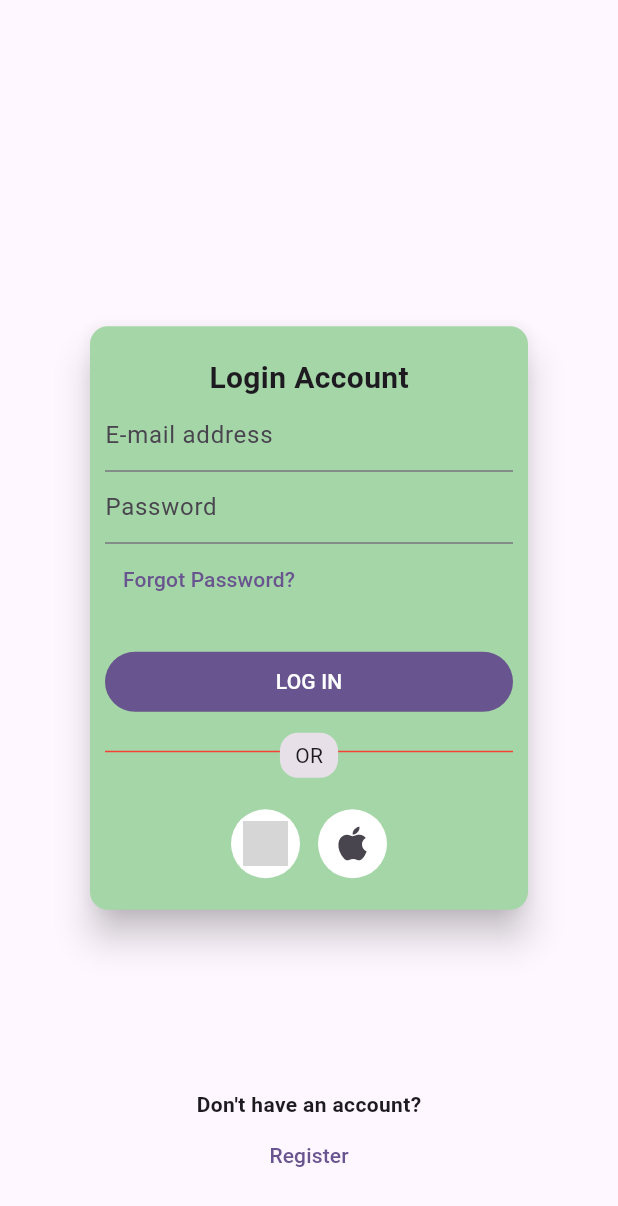
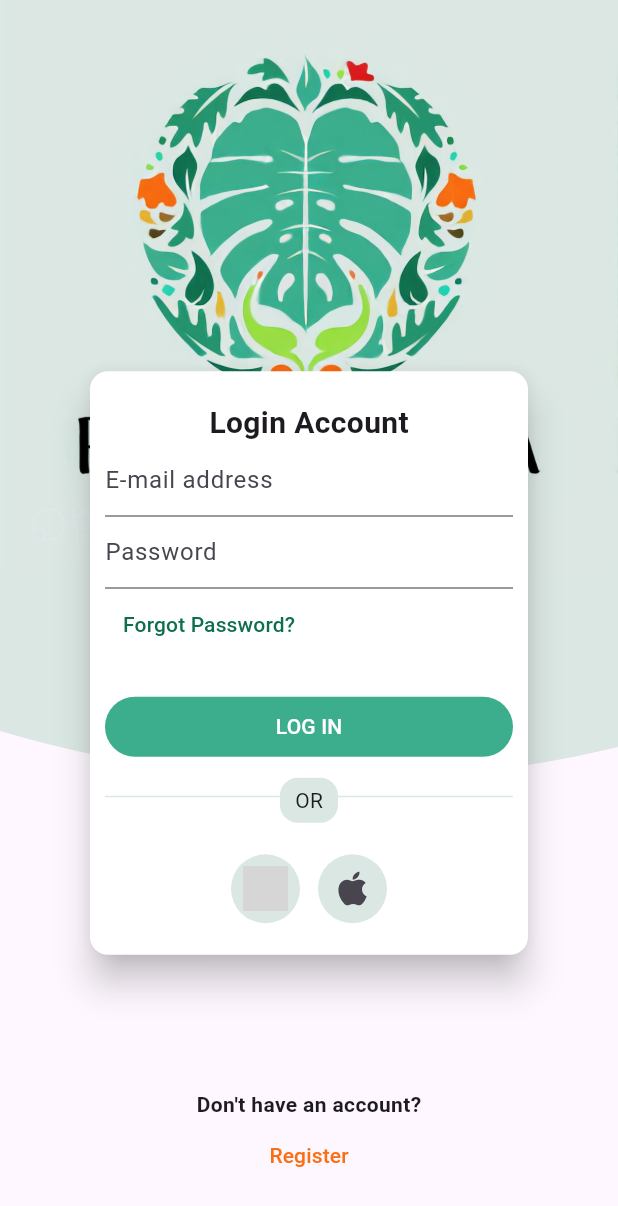
Before and after one commit to ShubhamVG/recyclopia, a Flutter app: the screen it shows after launch, on a phone screen of 412 x 824 dp. Shown: the top 1206 px of the screen. Run offline on Flutter 3.47's test engine with Material 3 defaults, Android fonts, the phone set to English and light mode, and no system bars; our stand-ins replace shared_preferences; network calls fail; grey boxes are pictures that could not be loaded.

Commit message:
Add color

```diff
--- a/lib/screens/login_screen.dart
+++ b/lib/screens/login_screen.dart
@@ -1,6 +1,7 @@
 import 'package:flutter/material.dart';
 import 'package:shared_preferences/shared_preferences.dart';
 
+import '../utils.dart';
 import 'home_screen.dart';
 
 class LoginScreen extends StatefulWidget {
@@ -37,16 +38,32 @@ class _LoginScreenState extends State<LoginScreen> {
   @override
   Widget build(BuildContext context) {
     const seperationHeight = 20.0;
+    final size = MediaQuery.sizeOf(context);
 
     return Scaffold(
       body: SafeArea(
         child: Stack(
           children: [
+            Transform.translate(
+              offset: Offset(size.width / 2, -300.0),
+              child: Transform.scale(
+                scale: 40.0,
+                child: CircleAvatar(
+                  backgroundColor: extraLight,
+                ),
+              ),
+            ),
+            Transform.translate(
+              offset: Offset(0.0, -30.0),
+              child: Image.asset('assets/logo.jpg'),
+            ),
             Center(
+              child: Padding(
+                padding: const EdgeInsets.only(top: 60.0),
                 child: ConstrainedBox(
                   constraints: BoxConstraints(maxWidth: 300.0),
                   child: Card(
-                  color: Colors.green.shade200,
+                    color: Colors.white,
                     elevation: 10.0,
                     child: Padding(
                       padding: const EdgeInsets.symmetric(
@@ -65,19 +82,26 @@ class _LoginScreenState extends State<LoginScreen> {
                           ),
                           TextField(
                             controller: _emailTextController,
-                          decoration:
-                              const InputDecoration(hintText: 'E-mail address'),
+                            decoration: const InputDecoration(
+                                hintText: 'E-mail address'),
                           ),
                           TextField(
                             controller: _passwordTextController,
-                          decoration:
-                              const InputDecoration(hintText: 'Password'),
+                            obscureText: true,
+                            decoration: const InputDecoration(
+                              hintText: 'Password',
+                            ),
                           ),
                           Align(
                             alignment: Alignment.centerLeft,
                             child: TextButton(
                               onPressed: () {},
-                            child: const Text('Forgot Password?'),
+                              child: const Text(
+                                'Forgot Password?',
+                                style: TextStyle(
+                                  color: darkGreen,
+                                ),
+                              ),
                             ),
                           ),
                           const SizedBox(height: seperationHeight),
@@ -87,20 +111,29 @@ class _LoginScreenState extends State<LoginScreen> {
                               onPressed: () {
                                 widget.setLoggedIn();
                                 Navigator.pop(context);
-                              Navigator.push(context,
+                                Navigator.push(
+                                  context,
                                   MaterialPageRoute(builder: (_) {
                                     return HomeScreen();
-                              }));
+                                  }),
+                                );
                               },
+                              style: FilledButton.styleFrom(
+                                backgroundColor: lightGreen,
+                              ),
                               child: Text('LOG IN'),
                             ),
                           ),
                           const SizedBox(height: 10.0),
                           Stack(
                             children: [
-                            Divider(color: Colors.red, height: 25.0),
+                              Divider(
+                                color: extraLight,
+                                height: 25.0,
+                              ),
                               Center(
                                 child: Card.filled(
+                                  color: extraLight,
                                   margin: const EdgeInsets.only(top: 0),
                                   child: Padding(
                                     padding: const EdgeInsets.symmetric(
@@ -119,10 +152,8 @@ class _LoginScreenState extends State<LoginScreen> {
                               mainAxisSize: MainAxisSize.min,
                               children: [
                                 IconButton(
-                                style: ButtonStyle(
-                                  backgroundColor:
-                                      WidgetStateProperty.resolveWith(
-                                          (_) => Colors.white),
+                                  style: IconButton.styleFrom(
+                                    backgroundColor: extraLight,
                                   ),
                                   onPressed: () {},
                                   icon: Image.network(
@@ -132,10 +163,8 @@ class _LoginScreenState extends State<LoginScreen> {
                                 ),
                                 const SizedBox(width: 10.0),
                                 IconButton(
-                                style: ButtonStyle(
-                                  backgroundColor:
-                                      WidgetStateProperty.resolveWith(
-                                          (_) => Colors.white),
+                                  style: IconButton.styleFrom(
+                                    backgroundColor: extraLight,
                                   ),
                                   onPressed: () {},
                                   icon: Icon(
@@ -147,6 +176,7 @@ class _LoginScreenState extends State<LoginScreen> {
                             ),
                           ),
                         ],
+                      ),
                     ),
                   ),
                 ),
@@ -166,7 +196,12 @@ class _LoginScreenState extends State<LoginScreen> {
                   ),
                   TextButton(
                     onPressed: () {},
-                    child: Text('Register'),
+                    child: Text(
+                      'Register',
+                      style: TextStyle(
+                        color: Color.fromRGBO(251, 111, 20, 1.0),
+                      ),
+                    ),
                   ),
                   const SizedBox(height: 30.0),
                 ],
--- a/lib/screens/recycle_center_screen.dart
+++ b/lib/screens/recycle_center_screen.dart
@@ -1,5 +1,6 @@
 import 'package:flutter/material.dart';
 
+import '../utils.dart';
 import '../widgets/my_bottom_navbar.dart';
 import 'scan_screen.dart';
 
@@ -34,6 +35,7 @@ class RecycleCenterScreen extends StatelessWidget {
                   width: double.infinity,
                   child: FilledButton(
                     onPressed: () {},
+                    style: FilledButton.styleFrom(backgroundColor: lightGreen),
                     child: const Text('Search Nearby Centers'),
                   ),
                 ),
@@ -132,6 +134,7 @@ class RecycleCenterScreen extends StatelessWidget {
                         MaterialPageRoute(builder: (_) => ScanScreen()),
                       );
                     },
+                    style: FilledButton.styleFrom(backgroundColor: lightGreen),
                     child: const Text('Scan QR Code of Dispose Machine'),
                   ),
                 ),
--- a/lib/screens/scan_screen.dart
+++ b/lib/screens/scan_screen.dart
@@ -1,4 +1,6 @@
 import 'package:flutter/material.dart';
+
+import '../utils.dart';
 
 // import '../widgets/my_bottom_navbar.dart';
 
@@ -86,7 +88,6 @@ class _ScanScreenState extends State<ScanScreen> {
                     ),
                   ],
                 ),
-                Divider(),
                 const SizedBox(height: separationHeight),
 
                 // Manual Entry Option
@@ -130,6 +131,7 @@ class _ScanScreenState extends State<ScanScreen> {
                       shape: RoundedRectangleBorder(
                         borderRadius: BorderRadius.circular(10.0),
                       ),
+                      backgroundColor: lightGreen,
                     ),
                     onPressed: () {},
                     child: Padding(
--- /dev/null
+++ b/lib/utils.dart
@@ -0,0 +1,6 @@
+import 'package:flutter/material.dart' show Color;
+
+const extraLight = Color.fromRGBO(219, 231, 227, 1.0);
+const lightGreen = Color.fromRGBO(60, 174, 142, 1.0);
+const darkGreen = Color.fromRGBO(14, 111, 76, 1.0);
+const orange = Color.fromRGBO(251, 111, 20, 1.0);
--- a/lib/widgets/my_bottom_navbar.dart
+++ b/lib/widgets/my_bottom_navbar.dart
@@ -4,6 +4,7 @@ import '../screens/home_screen.dart';
 import '../screens/profile_screen.dart';
 import '../screens/recycle_center_screen.dart';
 import '../screens/reward_screen.dart';
+import '../utils.dart';
 
 class MyBottomNavbar extends StatelessWidget {
   const MyBottomNavbar({super.key, required this.selectedIndex});
@@ -13,6 +14,8 @@ class MyBottomNavbar extends StatelessWidget {
   @override
   Widget build(BuildContext context) {
     return BottomNavigationBar(
+      selectedItemColor: lightGreen,
+      // unselectedItemColor: darkGreen,
       currentIndex: selectedIndex,
       onTap: (value) {
         if (value == selectedIndex) return;
--- a/pubspec.yaml
+++ b/pubspec.yaml
@@ -60,7 +60,8 @@ flutter:
   uses-material-design: true
 
   # To add assets to your application, add an assets section, like this:
-  # assets:
+  assets:
+      - assets/
   #   - images/a_dot_burr.jpeg
   #   - images/a_dot_ham.jpeg
 
```
Also changed, not shown: lib/screens/home_screen.dart (+14 -3 lines), lib/screens/profile_screen.dart (+15 -5 lines), lib/screens/reward_screen.dart (+22 -43 lines), assets/logo.jpg (added), assets/person.jpg (added). Lines whose indentation alone changed are shown as unchanged.
